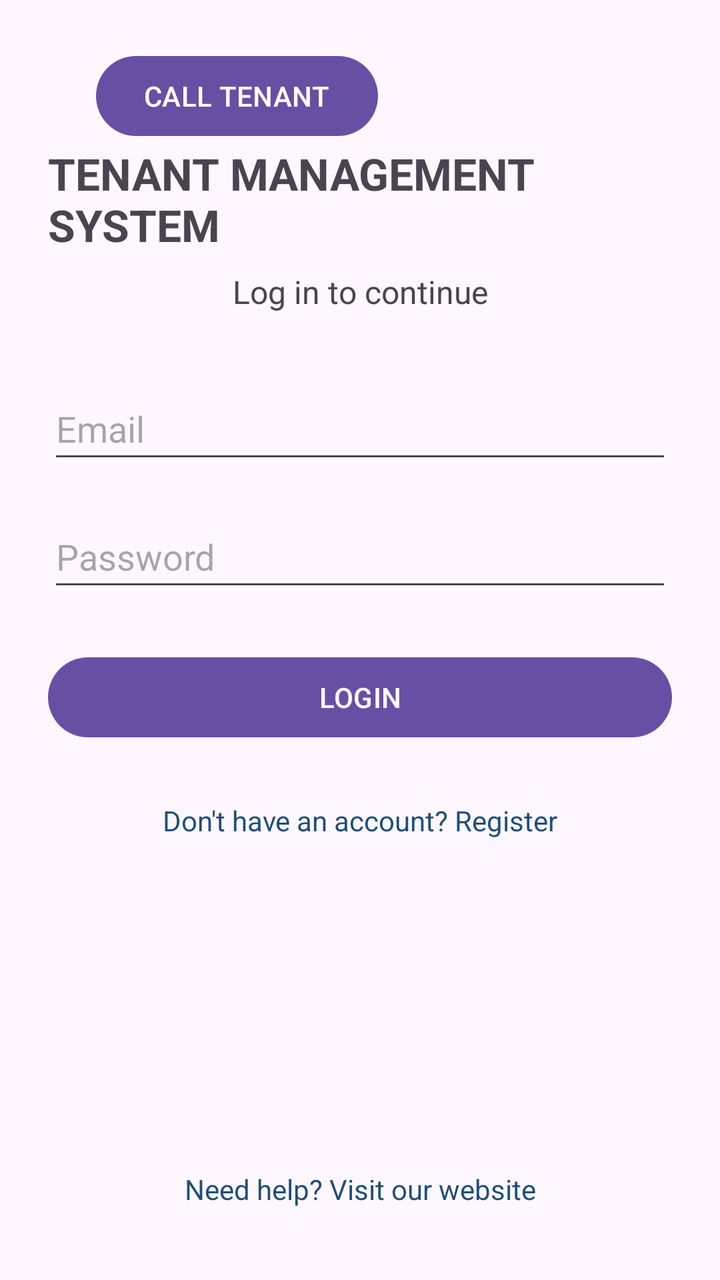
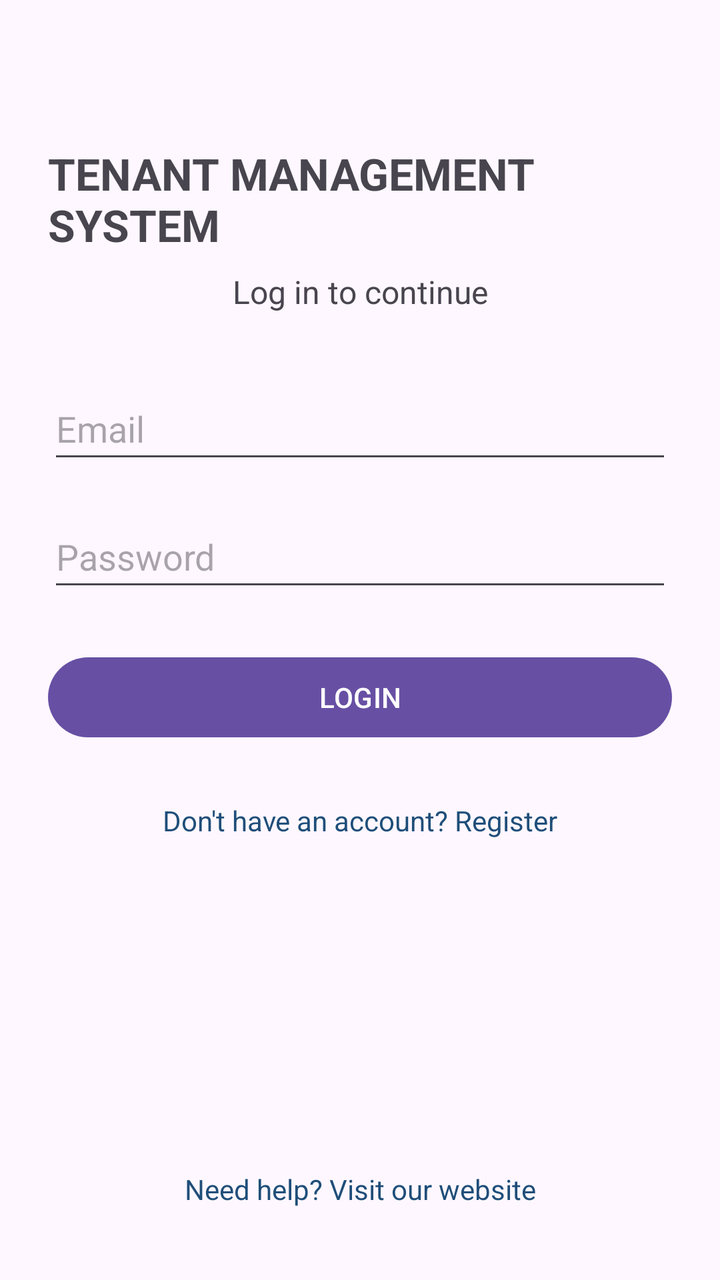

An Android layout rendered at two revisions. The XML below is the earlier revision; the diff shows what the commit changed to produce the second picture.
<!-- AndroidManifest.xml: application theme Theme.TenantManagementSystem -->
<!-- res/layout/activity_login.xml -->
<?xml version="1.0" encoding="utf-8"?>
<androidx.constraintlayout.widget.ConstraintLayout
    xmlns:android="http://schemas.android.com/apk/res/android"
    xmlns:app="http://schemas.android.com/apk/res-auto"
    android:layout_width="match_parent"
    android:layout_height="match_parent"
    android:fitsSystemWindows="true"
    android:padding="24dp">

    <TextView
        android:id="@+id/loginTitleTextView"
        android:layout_width="wrap_content"
        android:layout_height="wrap_content"
        android:text="TENANT MANAGEMENT SYSTEM"
        android:textSize="22sp"
        android:textStyle="bold"
        android:layout_marginTop="48dp"
        app:layout_constraintTop_toTopOf="parent"
        app:layout_constraintStart_toStartOf="parent"
        app:layout_constraintEnd_toEndOf="parent" />

    <TextView
        android:id="@+id/loginSubtitleTextView"
        android:layout_width="wrap_content"
        android:layout_height="wrap_content"
        android:text="Log in to continue"
        android:textSize="16sp"
        android:layout_marginTop="8dp"
        app:layout_constraintTop_toBottomOf="@id/loginTitleTextView"
        app:layout_constraintStart_toStartOf="parent"
        app:layout_constraintEnd_toEndOf="parent" />

    <EditText
        android:id="@+id/emailEditText"
        android:layout_width="0dp"
        android:layout_height="wrap_content"
        android:hint="Email"
        android:inputType="textEmailAddress"
        android:minHeight="48dp"
        android:layout_marginTop="32dp"
        app:layout_constraintTop_toBottomOf="@id/loginSubtitleTextView"
        app:layout_constraintStart_toStartOf="parent"
        app:layout_constraintEnd_toEndOf="parent" />

    <EditText
        android:id="@+id/passwordEditText"
        android:layout_width="0dp"
        android:layout_height="wrap_content"
        android:hint="Password"
        android:inputType="textPassword"
        android:minHeight="48dp"
        android:layout_marginTop="16dp"
        app:layout_constraintTop_toBottomOf="@id/emailEditText"
        app:layout_constraintStart_toStartOf="parent"
        app:layout_constraintEnd_toEndOf="parent" />

    <Button
        android:id="@+id/loginButton"
        android:layout_width="0dp"
        android:layout_height="wrap_content"
        android:text="LOGIN"
        android:layout_marginTop="24dp"
        app:layout_constraintTop_toBottomOf="@id/passwordEditText"
        app:layout_constraintStart_toStartOf="parent"
        app:layout_constraintEnd_toEndOf="parent" />

    <TextView
        android:id="@+id/registerTextView"
        android:layout_width="wrap_content"
        android:layout_height="wrap_content"
        android:text="Don't have an account? Register"
        android:textColor="#1F4E79"
        android:padding="12dp"
        android:layout_marginTop="16dp"
        app:layout_constraintTop_toBottomOf="@id/loginButton"
        app:layout_constraintStart_toStartOf="parent"
        app:layout_constraintEnd_toEndOf="parent" />

    <TextView
        android:id="@+id/helpTextView"
        android:layout_width="wrap_content"
        android:layout_height="wrap_content"
        android:text="Need help? Visit our website"
        android:textColor="#1F4E79"
        android:padding="12dp"
        app:layout_constraintBottom_toBottomOf="parent"
        app:layout_constraintStart_toStartOf="parent"
        app:layout_constraintEnd_toEndOf="parent" />

    <Button
        android:id="@+id/callButton"
        android:layout_width="wrap_content"
        android:layout_height="wrap_content"
        android:text="CALL TENANT"
        android:layout_marginTop="8dp"
        android:layout_marginStart="24dp"
        app:layout_constraintTop_toBottomOf="@id/statusTextView"
        app:layout_constraintStart_toStartOf="parent" />


</androidx.constraintlayout.widget.ConstraintLayout>
<!-- resources referenced by this layout -->
<resources>
  <style name="Theme.TenantManagementSystem" parent="Base.Theme.TenantManagementSystem" />
  <style name="Base.Theme.TenantManagementSystem" parent="Theme.Material3.DayNight.NoActionBar">
          
          
      </style>
</resources>

<!-- the commit's change to res/layout/activity_login.xml (unified diff, before → after) -->
@@ -94,8 +94,7 @@
         android:text="CALL TENANT"
         android:layout_marginTop="8dp"
         android:layout_marginStart="24dp"
-        app:layout_constraintTop_toBottomOf="@id/statusTextView"
+        app:layout_constraintTop_toBottomOf="@id/helpTextView"
         app:layout_constraintStart_toStartOf="parent" />
 
-
 </androidx.constraintlayout.widget.ConstraintLayout>
